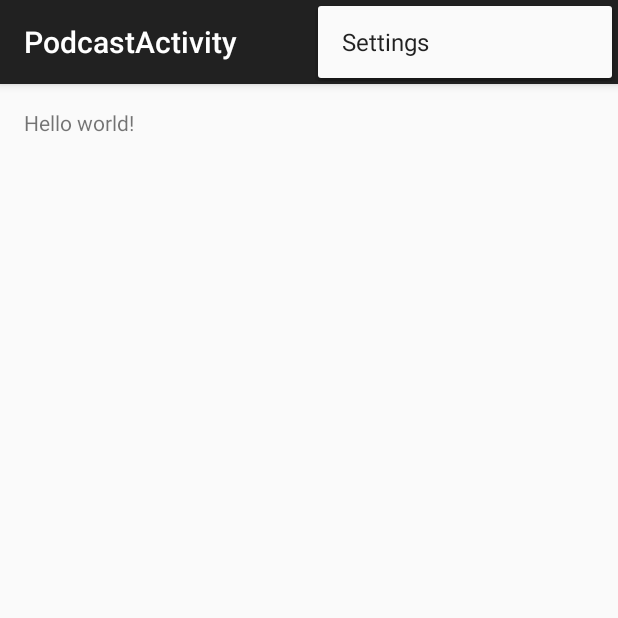
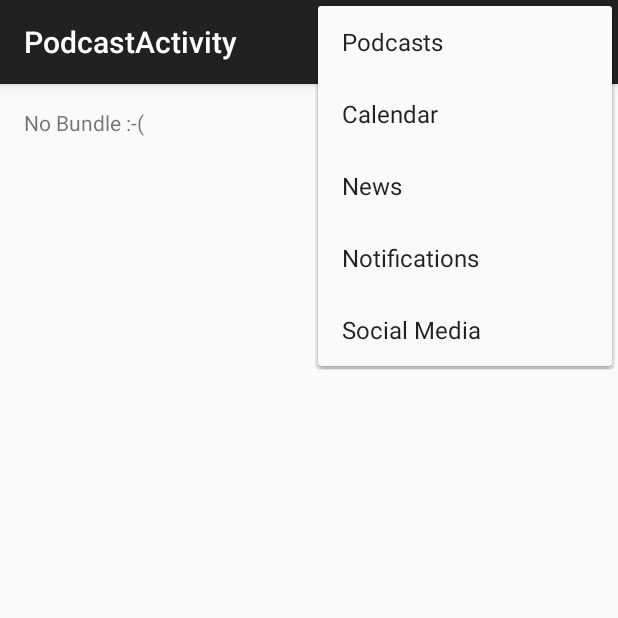
Before and after one commit to haydenjones/p1app_icecream, an Android app: the PodcastActivity screen opened directly, with no data from a screen before it, with the options menu open, on a phone screen of 412 x 824 dp, the top half of it. Run offline under Robolectric (Android 15) with nearby library versions, the phone set to English and light mode, and no system bars.

```diff
--- a/app/src/main/AndroidManifest.xml
+++ b/app/src/main/AndroidManifest.xml
@@ -17,7 +17,7 @@
             </intent-filter>
         </activity>
         <activity
-            android:name=".PodcastActivity"
+            android:name=".activities.newsdetail.PodcastActivity"
             android:label="@string/title_activity_podcast" >
         </activity>
         <activity
--- a/app/src/main/java/com/priorityonepodcast/p1app/P1MainActivity.java
+++ b/app/src/main/java/com/priorityonepodcast/p1app/P1MainActivity.java
@@ -10,7 +10,7 @@ import android.widget.EditText;
 import android.widget.TextView;
 import android.widget.Toast;
 
-import com.priorityonepodcast.p1app.activities.news.MenuUtil;
+import com.priorityonepodcast.p1app.activities.MenuUtil;
 import com.priorityonepodcast.p1app.tasks.feed.FeedTask;
 
 import java.util.List;
--- a/app/src/main/java/com/priorityonepodcast/p1app/PodcastActivity.java
+++ /dev/null
@@ -1,39 +0,0 @@
-package com.priorityonepodcast.p1app;
-
-import android.support.v7.app.ActionBarActivity;
-import android.os.Bundle;
-import android.view.Menu;
-import android.view.MenuItem;
-
-
-public class PodcastActivity extends ActionBarActivity {
-
-    @Override
-    protected void onCreate(Bundle savedInstanceState) {
-        super.onCreate(savedInstanceState);
-        setContentView(R.layout.activity_podcast);
-    }
-
-
-    @Override
-    public boolean onCreateOptionsMenu(Menu menu) {
-        // Inflate the menu; this adds items to the action bar if it is present.
-        getMenuInflater().inflate(R.menu.menu_podcast, menu);
-        return true;
-    }
-
-    @Override
-    public boolean onOptionsItemSelected(MenuItem item) {
-        // Handle action bar item clicks here. The action bar will
-        // automatically handle clicks on the Home/Up button, so long
-        // as you specify a parent activity in AndroidManifest.xml.
-        int id = item.getItemId();
-
-        //noinspection SimplifiableIfStatement
-        if (id == R.id.action_settings) {
-            return true;
-        }
-
-        return super.onOptionsItemSelected(item);
-    }
-}
--- a/app/src/main/java/com/priorityonepodcast/p1app/SocialActivity.java
+++ b/app/src/main/java/com/priorityonepodcast/p1app/SocialActivity.java
@@ -10,7 +10,7 @@ import android.view.View;
 import android.widget.Toast;
 import android.net.Uri;
 
-import com.priorityonepodcast.p1app.activities.news.MenuUtil;
+import com.priorityonepodcast.p1app.activities.MenuUtil;
 
 public class SocialActivity extends ActionBarActivity {
 
--- a/app/src/main/java/com/priorityonepodcast/p1app/activities/news/MenuUtil.java
+++ b/app/src/main/java/com/priorityonepodcast/p1app/activities/MenuUtil.java
@@ -1,4 +1,4 @@
-package com.priorityonepodcast.p1app.activities.news;
+package com.priorityonepodcast.p1app.activities;
 
 import android.content.Intent;
 import android.support.v7.app.ActionBarActivity;
@@ -10,6 +10,7 @@ import com.priorityonepodcast.p1app.NotificationsActivity;
 import com.priorityonepodcast.p1app.P1MainActivity;
 import com.priorityonepodcast.p1app.R;
 import com.priorityonepodcast.p1app.SocialActivity;
+import com.priorityonepodcast.p1app.activities.news.NewsActivity;
 
 /**
  * Created by hjones on 2015-03-12.
--- a/app/src/main/java/com/priorityonepodcast/p1app/activities/news/NewsActivity.java
+++ b/app/src/main/java/com/priorityonepodcast/p1app/activities/news/NewsActivity.java
@@ -2,7 +2,6 @@ package com.priorityonepodcast.p1app.activities.news;
 
 import android.support.v7.app.ActionBarActivity;
 import android.os.Bundle;
-import android.util.Log;
 import android.view.Menu;
 import android.view.MenuItem;
 import android.view.View;
@@ -12,8 +11,7 @@ import android.widget.ListView;
 import android.widget.Toast;
 
 import com.priorityonepodcast.p1app.R;
-import com.priorityonepodcast.p1app.activities.news.MenuUtil;
-import com.priorityonepodcast.p1app.activities.news.NewsItemArrayAdapter;
+import com.priorityonepodcast.p1app.activities.MenuUtil;
 import com.priorityonepodcast.p1app.model.NewsItem;
 import com.priorityonepodcast.p1app.tasks.feed.FeedTask;
 import com.priorityonepodcast.p1app.tasks.feed.NewsListener;
--- /dev/null
+++ b/app/src/main/java/com/priorityonepodcast/p1app/activities/newsdetail/PodcastActivity.java
@@ -0,0 +1,58 @@
+package com.priorityonepodcast.p1app.activities.newsdetail;
+
+import android.support.v7.app.ActionBarActivity;
+import android.os.Bundle;
+import android.view.Menu;
+import android.view.MenuItem;
+import android.widget.TextView;
+
+import com.priorityonepodcast.p1app.R;
+import com.priorityonepodcast.p1app.activities.MenuUtil;
+
+
+public class PodcastActivity extends ActionBarActivity {
+
+    public static final String NEWS_ITEM_ID = "news_item_id";
+
+    @Override
+    protected void onCreate(Bundle savedInstanceState) {
+        super.onCreate(savedInstanceState);
+        setContentView(R.layout.activity_podcast);
+
+        String show = "?";
+
+        if (savedInstanceState == null) {
+            Bundle bundle = this.getIntent().getExtras();
+            if (bundle == null) {
+                show = "No Bundle :-(";
+            }
+            else {
+                show = bundle.getString(NEWS_ITEM_ID, "Unknown");
+            }
+        }
+        else {
+            savedInstanceState.getString(NEWS_ITEM_ID, "n/a");
+        }
+
+        TextView tv = (TextView) findViewById(R.id.hayden);
+        tv.setText(show);
+    }
+
+
+    @Override
+    public boolean onCreateOptionsMenu(Menu menu) {
+        // Inflate the menu; this adds items to the action bar if it is present.
+        getMenuInflater().inflate(R.menu.menu_podcast, menu);
+        return true;
+    }
+
+    @Override
+    public boolean onOptionsItemSelected(MenuItem item) {
+        boolean found = MenuUtil.startActivity(this, item);
+        if (found) {
+            return true;
+        }
+
+        return super.onOptionsItemSelected(item);
+    }
+}
--- a/app/src/main/res/layout/activity_podcast.xml
+++ b/app/src/main/res/layout/activity_podcast.xml
@@ -4,9 +4,11 @@
     android:paddingRight="@dimen/activity_horizontal_margin"
     android:paddingTop="@dimen/activity_vertical_margin"
     android:paddingBottom="@dimen/activity_vertical_margin"
-    tools:context="com.priorityonepodcast.p1app.PodcastActivity">
+    tools:context="com.priorityonepodcast.p1app.activities.newsdetail.PodcastActivity">
 
-    <TextView android:text="@string/hello_world" android:layout_width="wrap_content"
+    <TextView
+        android:id="@+id/hayden"
+        android:text="@string/hello_world" android:layout_width="wrap_content"
         android:layout_height="wrap_content" />
 
 </RelativeLayout>
--- a/app/src/main/res/menu/menu_podcast.xml
+++ b/app/src/main/res/menu/menu_podcast.xml
@@ -1,7 +1,10 @@
 <menu xmlns:android="http://schemas.android.com/apk/res/android"
     xmlns:app="http://schemas.android.com/apk/res-auto"
     xmlns:tools="http://schemas.android.com/tools"
-    tools:context="com.priorityonepodcast.p1app.PodcastActivity">
-    <item android:id="@+id/action_settings" android:title="@string/action_settings"
-        android:orderInCategory="100" app:showAsAction="never" />
+    tools:context="com.priorityonepodcast.p1app.activities.newsdetail.PodcastActivity">
+    <item android:id="@+id/action_podcast" android:title="@string/action_podcast" />
+    <item android:id="@+id/action_events" android:title="@string/action_events" />
+    <item android:id="@+id/action_news" android:title="@string/action_news" />
+    <item android:id="@+id/action_push" android:title="@string/action_push" />
+    <item android:id="@+id/action_social" android:title="@string/action_social" />
 </menu>
```
Also changed, not shown: app/src/main/java/com/priorityonepodcast/p1app/activities/news/NewsItemArrayAdapter.java (+8 -4 lines).
